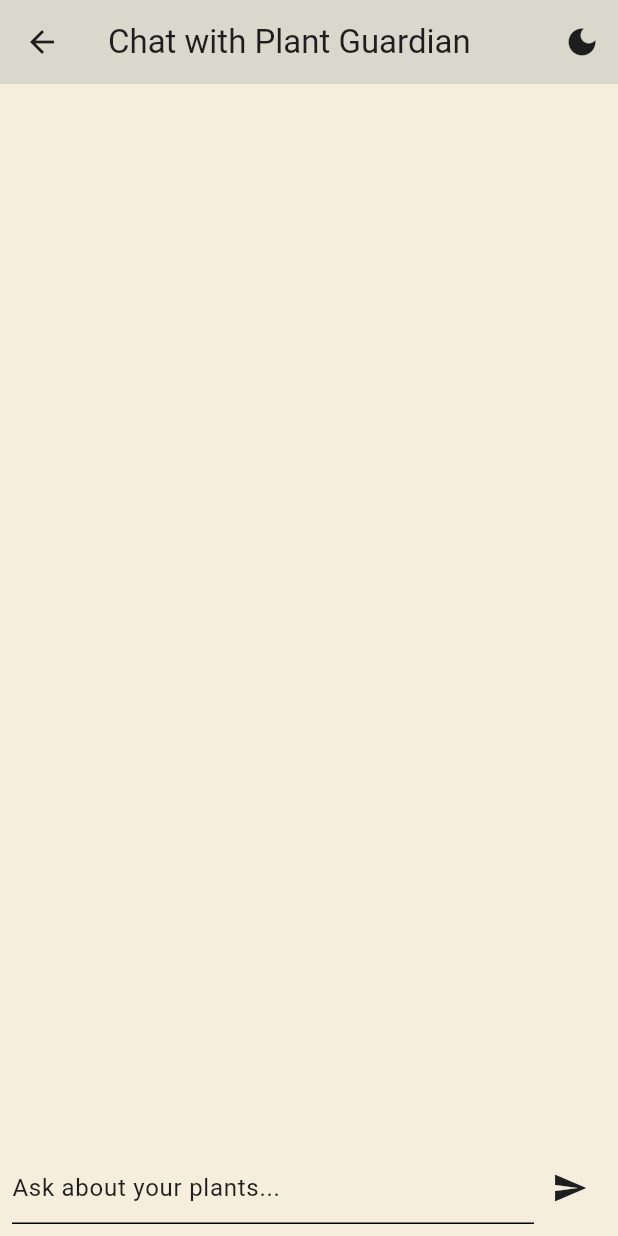
After one commit to MikeCheek/plant_guardian, a Flutter app: the screen it shows after launch, in the side drawer, after a tap on "Chat with Plant Guardian", on a phone screen of 412 x 824 dp. The commit adds this screen. Run offline on Flutter 3.47's test engine with Material 3 defaults, Android fonts, the phone set to English and light mode, and no system bars; our stand-ins replace camera, image_picker; missing offline and left inert: tflite_flutter, tokenizer_parser.

Commit message:
adding ai agent

```diff
--- a/lib/main.dart
+++ b/lib/main.dart
@@ -1,6 +1,7 @@
 import 'package:flutter/material.dart';
 import 'package:plant_guardian/pages/ImageClassifierLiveScreen.dart';
 import 'package:plant_guardian/pages/ImageClassifierScreen.dart';
+import 'package:plant_guardian/pages/ChatScreen.dart';
 
 import 'TFLiteHelper.dart';
 import 'theme.dart';
@@ -71,6 +72,14 @@ class _MyAppState extends State<MyApp> {
           showDrawer: false,
           showBack: true,
           child: ImageClassifierScreen(),
+        ),
+        '/chat': (context) => MainLayout(
+          title: 'Chat with Plant Guardian',
+          isDarkMode: _isDarkMode,
+          toggleTheme: _toggleTheme,
+          showDrawer: false,
+          showBack: true,
+          child: const ChatScreen(),
         ),
       },
     );
@@ -159,6 +168,14 @@ class AppDrawer extends StatelessWidget {
               Navigator.pushNamed(context, '/third');
             },
           ),
+          ListTile(
+            leading: const Icon(Icons.chat),
+            title: const Text('Chat with Plant Guardian'),
+            onTap: () {
+              Navigator.pop(context);
+              Navigator.pushNamed(context, '/chat');
+            },
+          ),
         ],
       ),
     );
--- /dev/null
+++ b/lib/pages/ChatScreen.dart
@@ -0,0 +1,82 @@
+import 'package:flutter/material.dart';
+import '../services/ai_agent.dart';
+import '../widgets/message_bubble.dart';
+
+class ChatScreen extends StatefulWidget {
+  const ChatScreen({super.key});
+
+  @override
+  State<ChatScreen> createState() => _ChatScreenState();
+}
+
+class _ChatScreenState extends State<ChatScreen> {
+  final TextEditingController _controller = TextEditingController();
+  final List<Map<String, String>> _messages = [];
+  final AIAgent _agent = AIAgent();
+  bool _isLoading = false;
+
+  @override
+  void initState() {
+    super.initState();
+    _agent.init();
+  }
+
+  void _sendMessage() async {
+    final text = _controller.text.trim();
+    if (text.isEmpty) return;
+    setState(() {
+      _messages.add({'role': 'user', 'content': text});
+      _isLoading = true;
+      _controller.clear();
+    });
+
+    final reply = await _agent.ask(text);
+    setState(() {
+      _messages.add({'role': 'bot', 'content': reply});
+      _isLoading = false;
+    });
+  }
+
+  @override
+  Widget build(BuildContext context) {
+    return Scaffold(
+      // appBar: AppBar(title: const Text('🌿 Plant Guardian')),
+      body: Column(
+        children: [
+          Expanded(
+            child: ListView.builder(
+              itemCount: _messages.length,
+              itemBuilder: (ctx, i) {
+                final msg = _messages[i];
+                return MessageBubble(
+                  text: msg['content']!,
+                  isUser: msg['role'] == 'user',
+                );
+              },
+            ),
+          ),
+          if (_isLoading) const LinearProgressIndicator(),
+          Padding(
+            padding: const EdgeInsets.all(8.0),
+            child: Row(
+              children: [
+                Expanded(
+                  child: TextField(
+                    controller: _controller,
+                    decoration: const InputDecoration(
+                      hintText: 'Ask about your plants...',
+                    ),
+                  ),
+                ),
+                IconButton(
+                  icon: const Icon(Icons.send),
+                  onPressed: _sendMessage,
+                ),
+              ],
+            ),
+          ),
+        ],
+      ),
+    );
+  }
+}
--- /dev/null
+++ b/lib/services/ai_agent.dart
@@ -0,0 +1,123 @@
+import 'dart:convert';
+import 'package:flutter/services.dart' show rootBundle;
+import 'package:tflite_flutter/tflite_flutter.dart';
+import 'package:tokenizer_parser/tokenizer_parser.dart';
+
+class TokenizerHelper {
+  late Map<int, String> idToToken = {};
+  late Map<String, int> tokenToId = {};
+
+  TokenizerHelper();
+
+  Future<void> loadVocab(String vocabPath) async {
+    final vocabJson = await rootBundle.loadString(vocabPath);
+    final Map<String, dynamic> vocabMap = json.decode(vocabJson);
+    tokenToId = vocabMap.map((k, v) => MapEntry(k, v as int));
+    idToToken = vocabMap.map((k, v) => MapEntry(v as int, k));
+  }
+
+  String detokenize(List<int> tokenIds) {
+    // Simple detokenize by joining tokens; customize for BPE if needed
+    return tokenIds
+        .map((id) => idToToken[id] ?? '')
+        .join(' ')
+        .replaceAll('##', '');
+  }
+}
+
+class AIAgent {
+  Interpreter? _interpreter;
+  late TokenizerHelper _tokenizer;
+  bool _initialized = false;
+
+  final int sequenceLength = 64;
+  final int vocabSize = 50257;
+
+  Future<void> init() async {
+    if (_initialized) return;
+
+    try {
+      // Load TensorFlow Lite model with options (e.g., threads)
+      var options = InterpreterOptions()..threads = 4;
+      _interpreter = await Interpreter.fromAsset(
+        'assets/llm/distilgpt2.tflite',
+        options: options,
+      );
+
+      // Load tokenizer vocab for detokenization
+      _tokenizer = TokenizerHelper();
+      await _tokenizer.loadVocab('assets/llm/vocab.json');
+
+      _initialized = true;
+      print("✅ Model loaded successfully!");
+    } catch (e) {
+      print("❌ Failed to load model or vocab: $e");
+      rethrow;
+    }
+  }
+
+  List<int> _prepareInput(List<int> tokenIds) {
+    final padded = List<int>.from(tokenIds);
+    if (padded.length > sequenceLength) {
+      return padded.sublist(0, sequenceLength);
+    }
+    if (padded.length < sequenceLength) {
+      padded.addAll(List.filled(sequenceLength - padded.length, 0));
+    }
+    return padded;
+  }
+
+  List<int> _logitsToTokens(List<List<double>> logits) {
+    return logits.map((logitRow) {
+      double maxVal = logitRow[0];
+      int maxIdx = 0;
+      for (int i = 1; i < logitRow.length; i++) {
+        if (logitRow[i] > maxVal) {
+          maxVal = logitRow[i];
+          maxIdx = i;
+        }
+      }
+      return maxIdx;
+    }).toList();
+  }
+
+  Future<String> ask(String userMessage) async {
+    if (!_initialized) await init();
+
+    try {
+      // Tokenize user input (use your tokenizer)
+      final rawTokenIds = Tokenizer.tokenize(userMessage, []).$1.cast<int>();
+
+      // Pad or truncate to fixed length
+      final inputTokens = _prepareInput(rawTokenIds);
+
+      // Prepare input tensor as List<List<int>> shape [1, sequenceLength]
+      var input = [inputTokens];
+
+      // Prepare output tensor as List<List<List<double>>> shape [1, sequenceLength, vocabSize]
+      var output = List.generate(
+        1,
+        (_) =>
+            List.generate(sequenceLength, (_) => List.filled(vocabSize, 0.0)),
+      );
+
+      if (_interpreter == null) {
+        throw Exception('Interpreter is null');
+      }
+
+      // Run inference
+      _interpreter!.run(input, output);
+
+      // Convert logits to token indices
+      final outputTokens = _logitsToTokens(output[0]);
+
+      // Detokenize output tokens back to string
+      final response = _tokenizer.detokenize(outputTokens);
+
+      return response;
+    } catch (e) {
+      print('❌ Inference error: $e');
+      return "Sorry, I couldn't generate a response right now.";
+    }
+  }
+}
```
Also changed, not shown: lib/services/rag_base.dart (added, +22 -0 lines), lib/services/web_search.dart (added, +19 -0 lines), lib/widgets/message_bubble.dart (added, +25 -0 lines), pubspec.yaml (+10 -2 lines), flutter_01.png (added), pubspec.lock, 6 other files.
